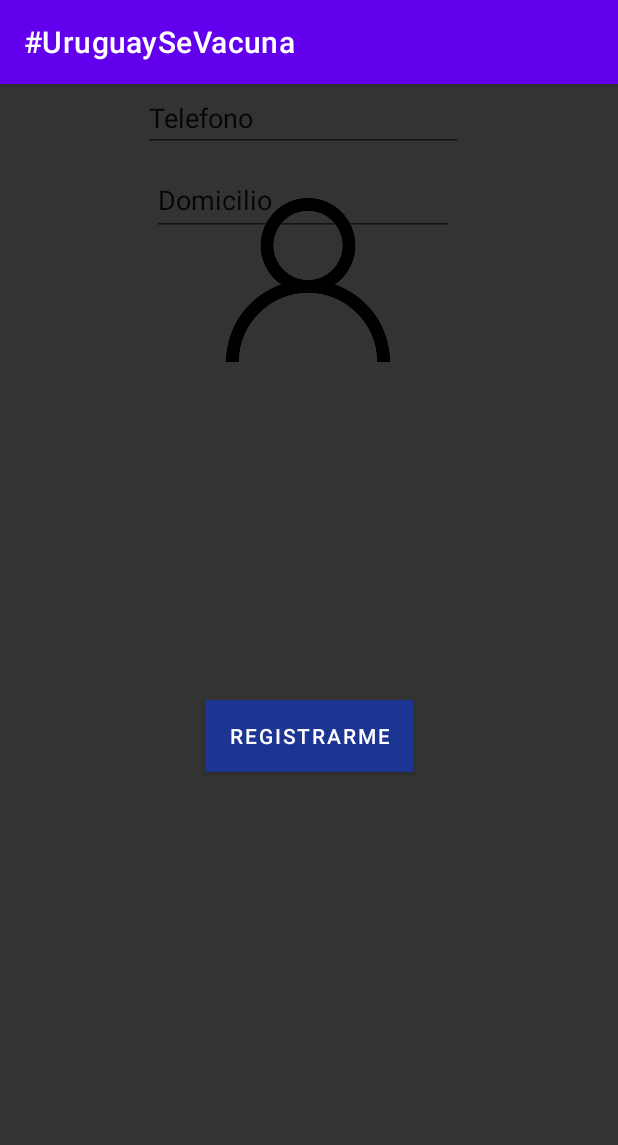
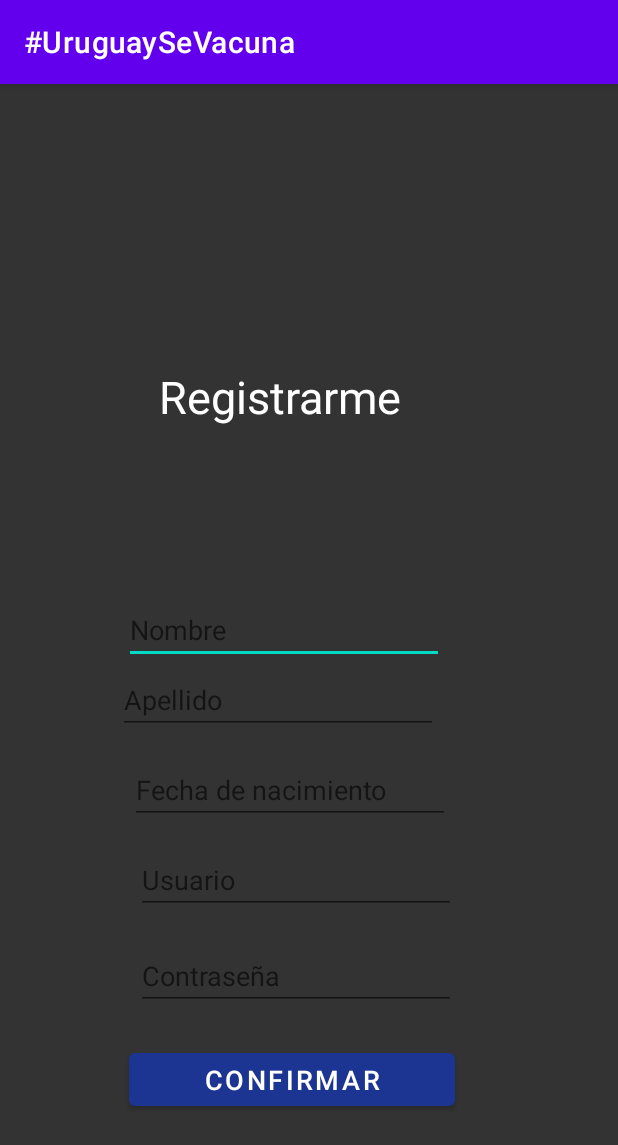
Before and after one commit to FedericoMontero/ProyectoBITseg, an Android app: the screen it shows after launch (registro before the commit, Registro after it), after a tap on "NO ESTOY REGISTRADO", on a phone screen of 412 x 824 dp. Shown: the top 1145 px of the screen. Run offline under Robolectric (Android 15) with nearby library versions, the phone set to English and light mode, and no system bars.

Commit message:
Login no funciona :(

```diff
--- a/app/src/main/java/com/fedemcode/uruguaysevacuna/home.java
+++ b/app/src/main/java/com/fedemcode/uruguaysevacuna/Dashboard.java
@@ -4,11 +4,11 @@ import androidx.appcompat.app.AppCompatActivity;
 
 import android.os.Bundle;
 
-public class home extends AppCompatActivity {
+public class Dashboard extends AppCompatActivity {
 
     @Override
     protected void onCreate(Bundle savedInstanceState) {
         super.onCreate(savedInstanceState);
-        setContentView(R.layout.home);
+        setContentView(R.layout.activity_dashboard);
     }
 }
--- a/app/src/main/java/com/fedemcode/uruguaysevacuna/dashboard.java
+++ b/app/src/main/java/com/fedemcode/uruguaysevacuna/Home.java
@@ -4,11 +4,11 @@ import androidx.appcompat.app.AppCompatActivity;
 
 import android.os.Bundle;
 
-public class dashboard extends AppCompatActivity {
+public class Home extends AppCompatActivity {
 
     @Override
     protected void onCreate(Bundle savedInstanceState) {
         super.onCreate(savedInstanceState);
-        setContentView(R.layout.activity_dashboard);
+        setContentView(R.layout.home);
     }
 }
--- a/app/src/main/java/com/fedemcode/uruguaysevacuna/LoginActivity.java
+++ b/app/src/main/java/com/fedemcode/uruguaysevacuna/LoginActivity.java
@@ -4,12 +4,25 @@ import androidx.appcompat.app.AppCompatActivity;
 
 import android.content.Intent;
 import android.os.Bundle;
+import android.text.TextUtils;
 import android.view.View;
 import android.widget.Button;
+import android.widget.EditText;
+import android.widget.Toast;
+
+import com.fedemcode.uruguaysevacuna.login.ApiClient;
+import com.fedemcode.uruguaysevacuna.login.UserLoginRequest;
+import com.fedemcode.uruguaysevacuna.login.UserLoginResponse;
+
+import retrofit2.Call;
+import retrofit2.Callback;
+import retrofit2.Response;
 
 public class LoginActivity extends AppCompatActivity {
 
     Button botonnoregistro;
+    Button botonconfirmar;
+    EditText editTextname, edPassword;
 
     @Override
     protected void onCreate(Bundle savedInstanceState) {
@@ -17,12 +30,52 @@ public class LoginActivity extends AppCompatActivity {
         setContentView(R.layout.activity_login);
         botonnoregistro=(Button)findViewById(R.id.botonnoregistro);
 
+        botonconfirmar = findViewById(R.id.botonconfirmar);
+        editTextname = findViewById(R.id.editTextname);
+        edPassword = findViewById(R.id.edPassword);
+
         botonnoregistro.setOnClickListener(new View.OnClickListener() {
             @Override
             public void onClick(View v) {
 
-                Intent i=new Intent(LoginActivity.this,registro.class);
+                Intent i=new Intent(LoginActivity.this, Registro.class);
                 startActivity(i);
+            }
+        });
+
+        botonconfirmar.setOnClickListener(new View.OnClickListener() {
+            @Override
+            public void onClick(View view) {
+
+                if(TextUtils.isEmpty(editTextname.getText().toString()) || TextUtils.isEmpty(edPassword.getText().toString())){
+                    Toast.makeText(LoginActivity.this,"Usuario y/o Contraseña Requerida",Toast.LENGTH_LONG).show();
+                }else{
+                   login();
+                }
+
+            }
+        });
+    }
+
+    public void login(){
+        UserLoginRequest userLoginRequest = new UserLoginRequest();
+        userLoginRequest.setUserName(editTextname.getText().toString());
+        userLoginRequest.setPassword(edPassword.getText().toString());
+
+        Call<UserLoginResponse> loginResponseCall = ApiClient.getUserInterface().userLogin(userLoginRequest);
+        loginResponseCall.enqueue(new Callback<UserLoginResponse>() {
+            @Override
+            public void onResponse(Call<UserLoginResponse> call, Response<UserLoginResponse> response) {
+                if(response.isSuccessful()){
+                    Toast.makeText(LoginActivity.this,"Ingreso Correcto",Toast.LENGTH_LONG).show();
+                }else{
+                    Toast.makeText(LoginActivity.this,"Ups!!! Algo salio mal",Toast.LENGTH_LONG).show();
+                }
+            }
+
+            @Override
+            public void onFailure(Call<UserLoginResponse> call, Throwable t) {
+                Toast.makeText(LoginActivity.this,"Error "+t.getLocalizedMessage(),Toast.LENGTH_LONG).show();
             }
         });
     }
--- /dev/null
+++ b/app/src/main/java/com/fedemcode/uruguaysevacuna/Registro.java
@@ -0,0 +1,44 @@
+package com.fedemcode.uruguaysevacuna;
+
+import androidx.appcompat.app.AppCompatActivity;
+
+import android.os.Bundle;
+import android.text.TextUtils;
+import android.view.View;
+import android.widget.Button;
+import android.widget.EditText;
+import android.widget.Toast;
+
+public class Registro extends AppCompatActivity {
+
+    Button btnSignUp;
+    EditText edDate, edUserName,edName, editPassword, edApellido;
+
+
+    @Override
+    protected void onCreate(Bundle savedInstanceState) {
+        super.onCreate(savedInstanceState);
+        setContentView(R.layout.activity_registro);
+
+        btnSignUp = findViewById(R.id.btnSignUp);
+        edUserName = findViewById(R.id.edUserName);
+        edName = findViewById(R.id.edName);
+        edDate = findViewById(R.id.edDate);
+        editPassword = findViewById(R.id.editPassword);
+        edApellido = findViewById(R.id.edApellido);
+
+
+        btnSignUp.setOnClickListener(new View.OnClickListener() {
+            @Override
+            public void onClick(View view) {
+
+                if(TextUtils.isEmpty(edName.getText().toString()) || TextUtils.isEmpty(editPassword.getText().toString()) || TextUtils.isEmpty(edUserName.getText().toString()) || TextUtils.isEmpty(edApellido.getText().toString()) || TextUtils.isEmpty(edDate.getText().toString())){
+                    Toast.makeText(Registro.this,"Todos los campos son requeridos",Toast.LENGTH_LONG).show();
+                }else{
+
+                }
+
+            }
+        });
+    }
+}
--- a/app/src/main/java/com/fedemcode/uruguaysevacuna/registro.java
+++ /dev/null
@@ -1,14 +0,0 @@
-package com.fedemcode.uruguaysevacuna;
-
-import androidx.appcompat.app.AppCompatActivity;
-
-import android.os.Bundle;
-
-public class registro extends AppCompatActivity {
-
-    @Override
-    protected void onCreate(Bundle savedInstanceState) {
-        super.onCreate(savedInstanceState);
-        setContentView(R.layout.activity_registro);
-    }
-}
--- a/app/src/main/res/layout/activity_dashboard.xml
+++ b/app/src/main/res/layout/activity_dashboard.xml
@@ -5,6 +5,6 @@
     android:layout_width="match_parent"
     android:layout_height="match_parent"
     android:background="#333333"
-    tools:context=".dashboard">
+    tools:context=".Dashboard">
 
 </androidx.constraintlayout.widget.ConstraintLayout>
--- a/app/src/main/res/layout/activity_registro.xml
+++ b/app/src/main/res/layout/activity_registro.xml
@@ -5,106 +5,109 @@
     android:layout_width="match_parent"
     android:layout_height="match_parent"
     android:background="#333333"
-    tools:context=".registro">
+    tools:context=".Registro">
 
-    <Button
-        android:id="@+id/button6"
+
+
+    <TextView
+        android:id="@+id/textView"
         android:layout_width="wrap_content"
         android:layout_height="wrap_content"
-        android:background="#1C3492"
+        android:layout_marginTop="188dp"
         android:text="@string/registro"
-        app:backgroundTint="#1C3492"
-        app:layout_constraintBottom_toBottomOf="parent"
+        android:textColor="#FFFFFF"
+        android:textSize="30sp"
+        app:layout_constraintBottom_toTopOf="@+id/editTextNumber"
         app:layout_constraintEnd_toEndOf="parent"
+        app:layout_constraintHorizontal_bias="0.424"
         app:layout_constraintStart_toStartOf="parent"
-        app:layout_constraintTop_toBottomOf="@+id/textView2" />
-
-    <EditText
-        android:id="@+id/editTextDate"
-        android:layout_width="wrap_content"
-        android:layout_height="wrap_content"
-        android:layout_marginBottom="8dp"
-        android:ems="10"
-        android:inputType="date"
-        app:layout_constraintBottom_toTopOf="@+id/editTextTextEmailAddress"
-        app:layout_constraintEnd_toEndOf="parent"
-        app:layout_constraintHorizontal_bias="0.48"
-        app:layout_constraintStart_toStartOf="parent"
-        tools:text="@string/fechanacimiento" />
-
-    <EditText
-        android:id="@+id/textView2"
-        android:layout_width="201dp"
-        android:layout_height="48dp"
-        android:layout_marginTop="8dp"
-        android:text="@string/domicilio"
-        app:layout_constraintEnd_toEndOf="parent"
-        app:layout_constraintHorizontal_bias="0.48"
-        app:layout_constraintStart_toStartOf="parent"
-        app:layout_constraintTop_toBottomOf="@+id/editTextPhone" />
-
-    <EditText
-        android:id="@+id/editTextTextEmailAddress"
-        android:layout_width="wrap_content"
-        android:layout_height="wrap_content"
-        android:layout_marginBottom="8dp"
-        android:ems="10"
-        android:inputType="textEmailAddress"
-        android:text="@string/email"
-        app:layout_constraintBottom_toTopOf="@+id/editTextPhone"
-        app:layout_constraintEnd_toEndOf="parent"
-        app:layout_constraintHorizontal_bias="0.48"
-        app:layout_constraintStart_toStartOf="parent" />
-
-    <EditText
-        android:id="@+id/editTextTextPersonName"
-        android:layout_width="wrap_content"
-        android:layout_height="wrap_content"
-        android:layout_marginBottom="12dp"
-        android:ems="10"
-        android:inputType="textPersonName"
-        android:text="@string/nombrecomplet"
-        app:layout_constraintBottom_toTopOf="@+id/editTextTextPassword2"
-        app:layout_constraintEnd_toEndOf="parent"
-        app:layout_constraintHorizontal_bias="0.48"
-        app:layout_constraintStart_toStartOf="parent" />
-
-    <EditText
-        android:id="@+id/editTextPhone"
-        android:layout_width="wrap_content"
-        android:layout_height="wrap_content"
-        android:ems="10"
-        android:inputType="phone"
-        android:text="@string/telefono"
-        app:layout_constraintEnd_toEndOf="parent"
-        app:layout_constraintHorizontal_bias="0.48"
-        app:layout_constraintStart_toStartOf="parent"
-        tools:layout_editor_absoluteY="445dp"
+        app:layout_constraintTop_toTopOf="parent"
         tools:ignore="MissingConstraints" />
 
     <EditText
-        android:id="@+id/editTextTextPassword2"
+        android:id="@+id/edName"
         android:layout_width="wrap_content"
         android:layout_height="wrap_content"
-        android:layout_marginBottom="8dp"
+        android:layout_marginEnd="116dp"
         android:ems="10"
-        android:inputType="textPassword"
-        android:text="@string/Contraseña"
-        app:layout_constraintBottom_toTopOf="@+id/editTextDate"
-        app:layout_constraintEnd_toEndOf="parent"
-        app:layout_constraintHorizontal_bias="0.48"
-        app:layout_constraintStart_toStartOf="parent" />
-
-    <ImageView
-        android:id="@+id/imageView6"
-        android:layout_width="112dp"
-        android:layout_height="109dp"
+        android:hint="@string/nombre"
+        android:inputType="number"
+        android:textColor="@color/white"
         app:layout_constraintBottom_toBottomOf="parent"
         app:layout_constraintEnd_toEndOf="parent"
-        app:layout_constraintHorizontal_bias="0.498"
+        app:layout_constraintTop_toTopOf="parent"
+        app:layout_constraintVertical_bias="0.472"
+        tools:ignore="MissingConstraints" />
+
+    <EditText
+        android:id="@+id/edApellido"
+        android:layout_width="wrap_content"
+        android:layout_height="wrap_content"
+        android:layout_marginTop="388dp"
+        android:layout_marginEnd="120dp"
+        android:ems="10"
+        android:hint="@string/apellido"
+        android:inputType="textPassword"
+        android:textColor="#FFFFFF"
+        app:layout_constraintEnd_toEndOf="parent"
+        app:layout_constraintTop_toTopOf="parent"
+        tools:ignore="MissingConstraints" />
+
+    <EditText
+        android:id="@+id/edDate"
+        android:layout_width="wrap_content"
+        android:layout_height="wrap_content"
+        android:layout_marginTop="448dp"
+        android:layout_marginEnd="112dp"
+        android:ems="10"
+        android:hint="@string/date"
+        android:inputType="textPassword"
+        android:textColor="#FFFFFF"
+        app:layout_constraintEnd_toEndOf="parent"
+        app:layout_constraintTop_toTopOf="parent"
+        tools:ignore="MissingConstraints" />
+
+    <EditText
+        android:id="@+id/edUserName"
+        android:layout_width="wrap_content"
+        android:layout_height="wrap_content"
+        android:layout_marginTop="508dp"
+        android:layout_marginEnd="108dp"
+        android:ems="10"
+        android:hint="@string/nombreusuario"
+        android:inputType="textPassword"
+        android:textColor="#FFFFFF"
+        app:layout_constraintEnd_toEndOf="parent"
+        app:layout_constraintTop_toTopOf="parent"
+        tools:ignore="MissingConstraints" />
+
+    <EditText
+        android:id="@+id/editPassword"
+        android:layout_width="wrap_content"
+        android:layout_height="wrap_content"
+        android:layout_marginTop="572dp"
+        android:layout_marginEnd="108dp"
+        android:ems="10"
+        android:hint="@string/Contraseña"
+        android:inputType="textPassword"
+        android:textColor="#FFFFFF"
+        app:layout_constraintEnd_toEndOf="parent"
+        app:layout_constraintTop_toTopOf="parent"
+        tools:ignore="MissingConstraints" />
+
+    <Button
+        android:id="@+id/btnSignUp"
+        android:layout_width="217dp"
+        android:layout_height="47dp"
+        android:layout_marginTop="640dp"
+        android:text="@string/confirmar"
+        android:textSize="18sp"
+        app:backgroundTint="@color/boton"
+        app:layout_constraintEnd_toEndOf="parent"
+        app:layout_constraintHorizontal_bias="0.443"
         app:layout_constraintStart_toStartOf="parent"
         app:layout_constraintTop_toTopOf="parent"
-        app:layout_constraintVertical_bias="0.115"
-        app:srcCompat="@drawable/user" />
+        tools:ignore="MissingConstraints" />
+
 
 </androidx.constraintlayout.widget.ConstraintLayout>
--- a/app/src/main/res/values/strings.xml
+++ b/app/src/main/res/values/strings.xml
@@ -6,11 +6,16 @@
     <string name="registrarse">No estoy registrado</string>
     <string name="Documento">Documento</string>
     <string name="Contraseña">Contraseña</string>
-    <string name="fechanacimiento">Fecha de nacimiento</string>
+    <string name="date">Fecha de nacimiento</string>
     <string name="email">E-mail</string>
     <string name="telefono">Telefono</string>
     <string name="domicilio">Domicilio</string>
     <string name="registro">Registrarme</string>
-    <string name="nombrecomplet">Nombre completo</string>
+    <string name="nombreusuario">Usuario</string>
+
+
+
+    <string name="nombre">Nombre</string>
+    <string name="apellido">Apellido</string>
 
 </resources>
--- /dev/null
+++ b/app/src/main/res/xml/network_security_config.xml
@@ -0,0 +1,6 @@
+<?xml version="1.0" encoding="utf-8"?>
+<network-security-config>
+    <domain-config cleartextTrafficPermitted="true">
+        <domain includeSubdomains="true">https://localhost:44347/</domain>
+    </domain-config>
+</network-security-config>
```
Also changed, not shown: app/build.gradle (+6 -2 lines), app/src/main/AndroidManifest.xml (+9 -2 lines), app/src/main/java/com/fedemcode/uruguaysevacuna/Model/User.java (deleted, +0 -22 lines), app/src/main/java/com/fedemcode/uruguaysevacuna/login/ApiClient.java (added, +31 -0 lines), app/src/main/java/com/fedemcode/uruguaysevacuna/login/UserInterface.java (added, +13 -0 lines), app/src/main/java/com/fedemcode/uruguaysevacuna/login/UserLoginRequest.java (added, +22 -0 lines), app/src/main/java/com/fedemcode/uruguaysevacuna/login/UserLoginResponse.java (added, +32 -0 lines), app/src/main/res/layout/activity_login.xml (+39 -58 lines).
